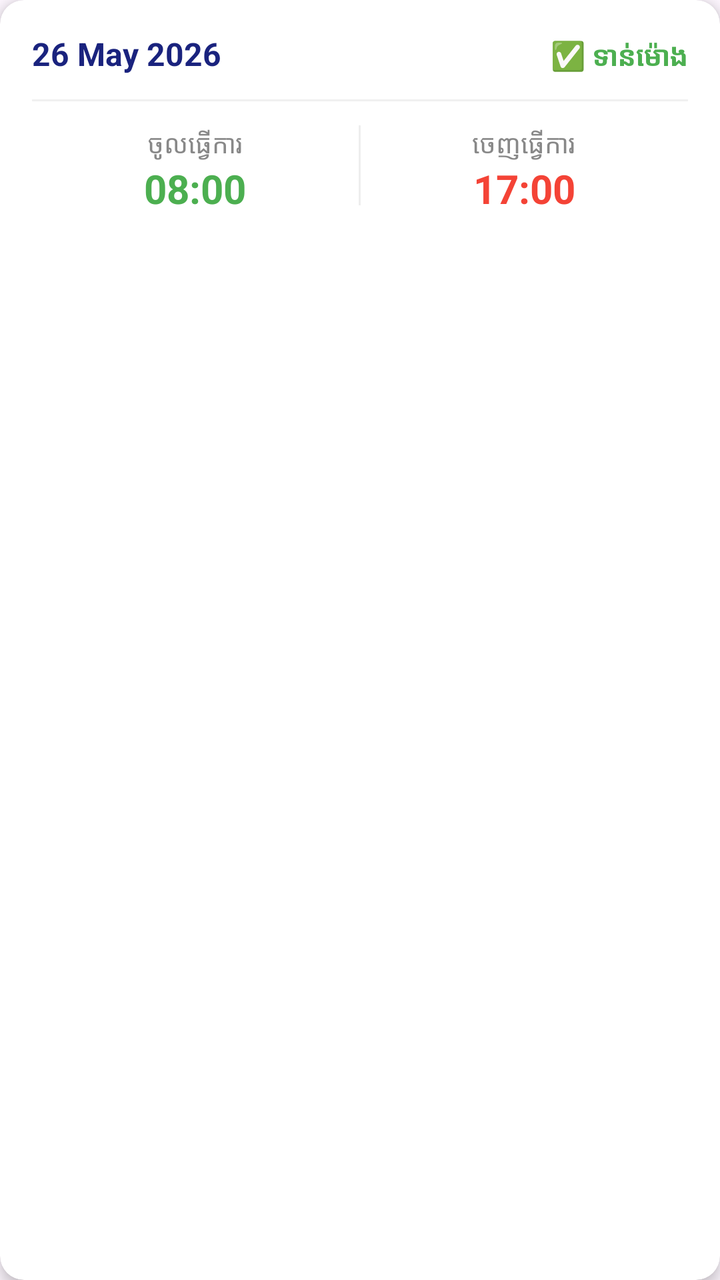
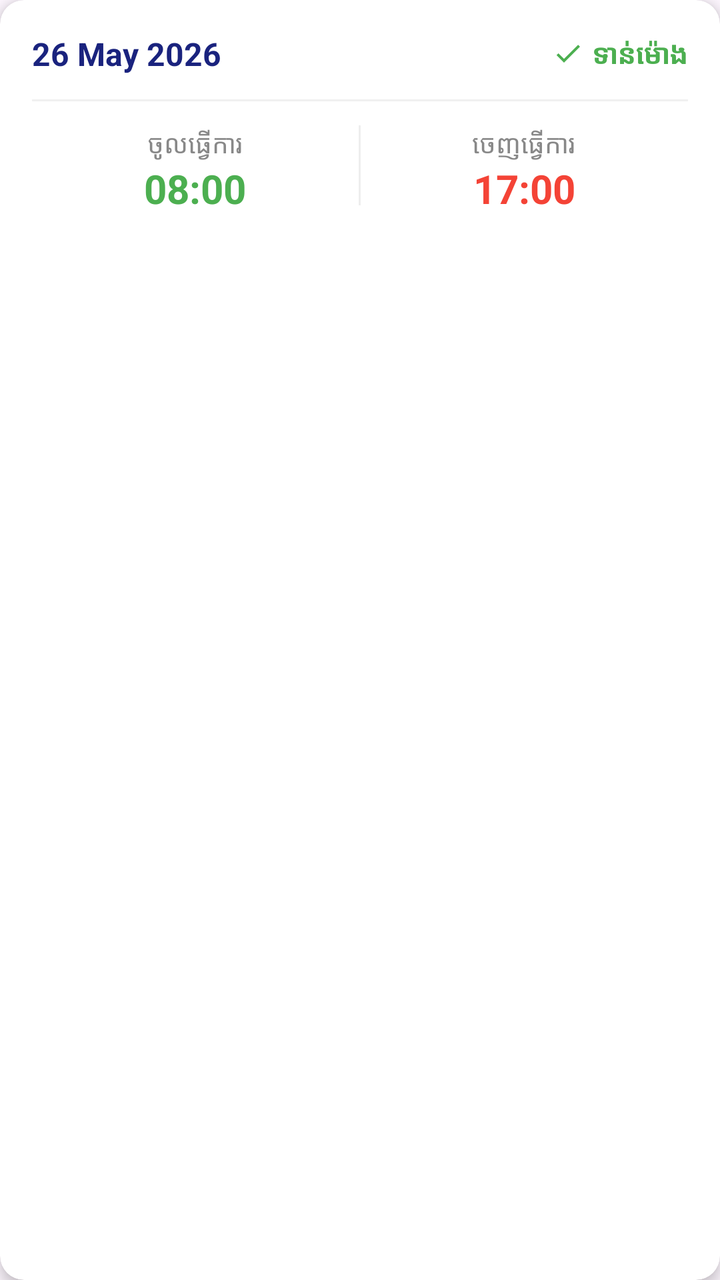

Two renders of the same Android screen: before a commit and after it. Below are the layout's source before the change and the commit's diff.
<!-- AndroidManifest.xml: application theme Theme.MyAttendanceApp -->
<!-- res/layout/item_attendance.xml -->
<?xml version="1.0" encoding="utf-8"?>
<androidx.cardview.widget.CardView
    xmlns:android="http://schemas.android.com/apk/res/android"
    xmlns:app="http://schemas.android.com/apk/res-auto"
    android:layout_width="match_parent"
    android:layout_height="wrap_content"
    android:layout_marginBottom="12dp"
    app:cardCornerRadius="12dp"
    app:cardElevation="4dp">

    <LinearLayout
        android:layout_width="match_parent"
        android:layout_height="wrap_content"
        android:orientation="vertical"
        android:padding="16dp">

        
        <LinearLayout
            android:layout_width="match_parent"
            android:layout_height="wrap_content"
            android:orientation="horizontal"
            android:layout_marginBottom="12dp">

            <TextView
                android:id="@+id/tvDate"
                android:layout_width="0dp"
                android:layout_height="wrap_content"
                android:layout_weight="1"
                android:text="26 May 2026"
                android:textSize="16sp"
                android:textStyle="bold"
                android:textColor="#1A237E"/>

            <TextView
                android:id="@+id/tvStatus"
                android:layout_width="wrap_content"
                android:layout_height="wrap_content"
                android:text="✅ ទាន់ម៉ោង"
                android:textSize="14sp"
                android:textColor="#4CAF50"
                android:textStyle="bold"/>

        </LinearLayout>

        
        <View
            android:layout_width="match_parent"
            android:layout_height="1dp"
            android:background="#F0F0F0"
            android:layout_marginBottom="12dp"/>

        
        <LinearLayout
            android:layout_width="match_parent"
            android:layout_height="wrap_content"
            android:orientation="horizontal">

            
            <LinearLayout
                android:layout_width="0dp"
                android:layout_height="wrap_content"
                android:layout_weight="1"
                android:orientation="vertical"
                android:gravity="center">

                <TextView
                    android:layout_width="wrap_content"
                    android:layout_height="wrap_content"
                    android:text="ចូលធ្វើការ"
                    android:textSize="13sp"
                    android:textColor="#888888"/>

                <TextView
                    android:id="@+id/tvCheckIn"
                    android:layout_width="wrap_content"
                    android:layout_height="wrap_content"
                    android:text="08:00"
                    android:textSize="20sp"
                    android:textStyle="bold"
                    android:textColor="#4CAF50"/>

            </LinearLayout>

            
            <View
                android:layout_width="1dp"
                android:layout_height="40dp"
                android:background="#EEEEEE"/>

            
            <LinearLayout
                android:layout_width="0dp"
                android:layout_height="wrap_content"
                android:layout_weight="1"
                android:orientation="vertical"
                android:gravity="center">

                <TextView
                    android:layout_width="wrap_content"
                    android:layout_height="wrap_content"
                    android:text="ចេញធ្វើការ"
                    android:textSize="13sp"
                    android:textColor="#888888"/>

                <TextView
                    android:id="@+id/tvCheckOut"
                    android:layout_width="wrap_content"
                    android:layout_height="wrap_content"
                    android:text="17:00"
                    android:textSize="20sp"
                    android:textStyle="bold"
                    android:textColor="#F44336"/>

            </LinearLayout>

        </LinearLayout>

    </LinearLayout>

</androidx.cardview.widget.CardView>
<!-- resources referenced by this layout -->
<resources>
  <style name="Theme.MyAttendanceApp" parent="Base.Theme.MyAttendanceApp" />
  <style name="Base.Theme.MyAttendanceApp" parent="Theme.Material3.DayNight.NoActionBar">
          
          
      </style>
</resources>

<!-- the commit's change to res/layout/item_attendance.xml (unified diff, before → after) -->
@@ -15,10 +15,12 @@
         android:padding="16dp">
 
         
+        
         <LinearLayout
             android:layout_width="match_parent"
             android:layout_height="wrap_content"
             android:orientation="horizontal"
+            android:gravity="center_vertical"
             android:layout_marginBottom="12dp">
 
             <TextView
@@ -31,11 +33,18 @@
                 android:textStyle="bold"
                 android:textColor="#1A237E"/>
 
+            <ImageView
+                android:id="@+id/imgStatus"
+                android:layout_width="16dp"
+                android:layout_height="16dp"
+                android:src="@drawable/ic_check"
+                android:layout_marginEnd="4dp"/>
+
             <TextView
                 android:id="@+id/tvStatus"
                 android:layout_width="wrap_content"
                 android:layout_height="wrap_content"
-                android:text="✅ ទាន់ម៉ោង"
+                android:text="ទាន់ម៉ោង"
                 android:textSize="14sp"
                 android:textColor="#4CAF50"
                 android:textStyle="bold"/>
<!-- resource entries referenced after the edit -->
@@ -1,5 +1,15 @@
 <!-- resources referenced by this layout -->
 <resources>
+  <!-- drawable ic_check (drawable) -->
+  <vector xmlns:android="http://schemas.android.com/apk/res/android"
+      android:width="24dp"
+      android:height="24dp"
+      android:viewportWidth="24"
+      android:viewportHeight="24">
+      <path
+          android:fillColor="#4CAF50"
+          android:pathData="M9,16.17L4.83,12l-1.42,1.41L9,19 21,7l-1.41,-1.41z"/>
+  </vector>
   <style name="Theme.MyAttendanceApp" parent="Base.Theme.MyAttendanceApp" />
   <style name="Base.Theme.MyAttendanceApp" parent="Theme.Material3.DayNight.NoActionBar">
           
